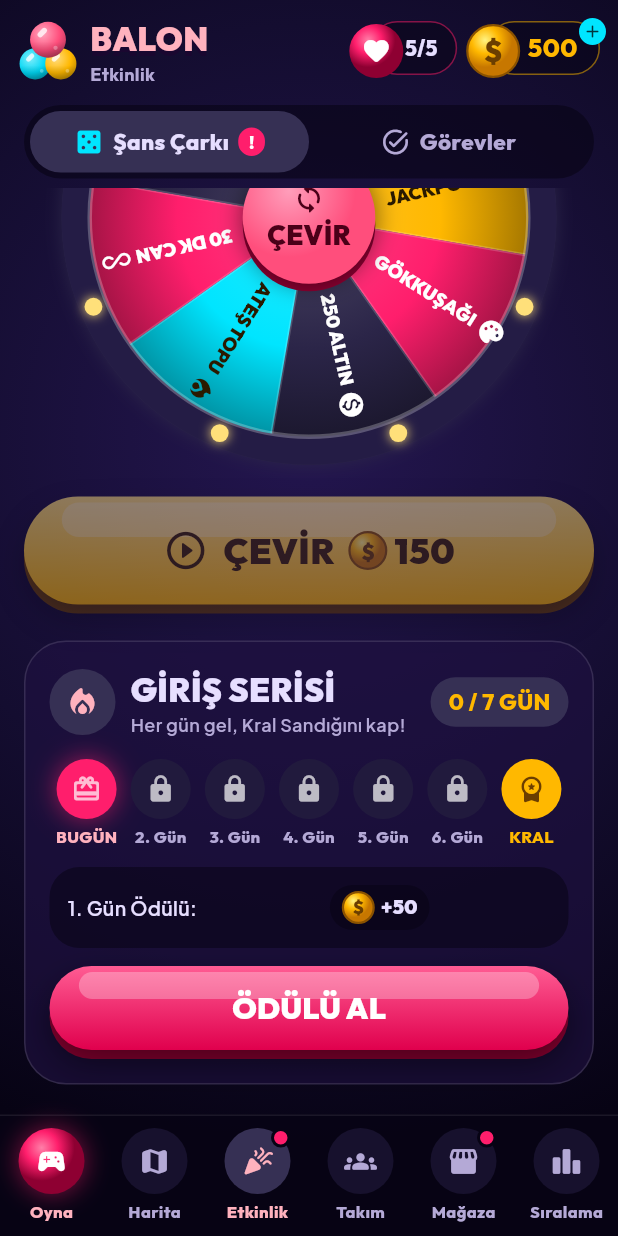
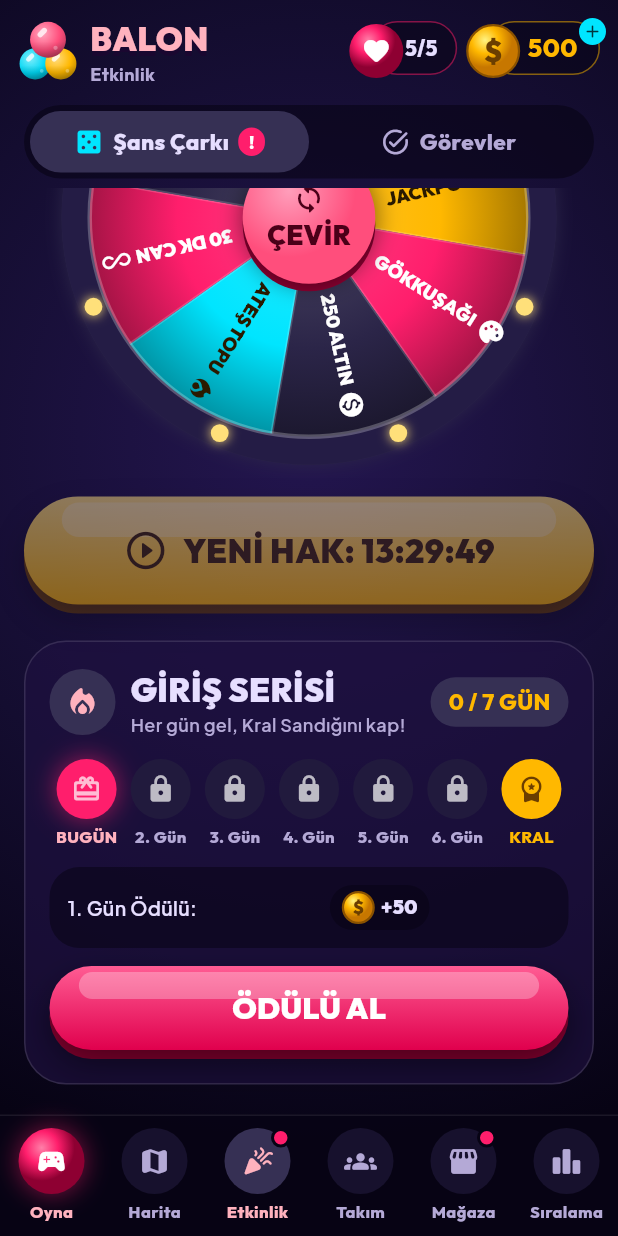
Before and after one commit to SuedaTekin/balon-patlat, a Flutter app: the screen it shows after launch, item 3 of the bottom bar chosen, scrolled down 273 dp, after a tap on "ÇEVİR", on a phone screen of 412 x 824 dp. Run offline on Flutter 3.47's test engine with Material 3 defaults, Android fonts, the phone set to English and light mode, and no system bars; our stand-ins replace audioplayers, google_fonts, google_mobile_ads, in_app_purchase, shared_preferences, supabase_flutter; accounts and stored records are empty; network calls fail.

Commit message:
1.3.0: 500 bölüm, haritada tüm bölümler, yeni ikon, çark günde 1 kez
- 500 bölüm / 50 bölge; 300 sonrası hamle ve taş zorluğu artmaya devam eder
- Harita tüm bölümleri gösterir, sadece ekrandakiler çizilir (performans)
- Yeni uygulama ikonu: atıcı, fırlayan balon, küme ve patlama sahnesi
- Şans çarkı günde yalnızca 1 kez; ücretli tekrar çevirme kaldırıldı, geri sayım eklendi

Co-Authored-By: Claude Opus 5.5 <noreply@anthropic.com>

```diff
--- a/lib/events_tab.dart
+++ b/lib/events_tab.dart
@@ -1,3 +1,4 @@
+import 'dart:async';
 import 'dart:math';
 
 import 'package:flutter/material.dart';
@@ -116,9 +117,9 @@ class _EventsTabState extends State<EventsTab>
 
   Future<void> _spin() async {
     if (_spinning) return;
-    final free = Progress.freeSpinAvailable;
-    if (!free && !Progress.spend(Progress.extraSpinPrice)) return;
-    if (free) Progress.useFreeSpin();
+    // Çark günde yalnızca 1 kez çevrilir.
+    if (!Progress.freeSpinAvailable) return;
+    Progress.useFreeSpin();
     HapticFeedback.mediumImpact();
     final i = pickSlice(_rnd);
     final seg = 2 * pi / spinSlices.length;
@@ -237,7 +238,6 @@ class _EventsTabState extends State<EventsTab>
 
   Widget _spinPage() {
     final free = Progress.freeSpinAvailable;
-    final canPay = Progress.coins >= Progress.extraSpinPrice;
     return ListView(
       padding: const EdgeInsets.fromLTRB(16, 4, 16, 20),
       children: [
@@ -275,7 +275,7 @@ class _EventsTabState extends State<EventsTab>
             child: Text(
               free
                   ? '● Günün İlk Çevirmesi ÜCRETSİZ!'
-                  : 'Ücretsiz hak yarın yenilenir',
+                  : 'Bugünkü hakkını kullandın, yarın tekrar gel!',
               style: outfit(14, color: free ? LP.gold : LP.muted),
             ),
           ),
@@ -300,7 +300,7 @@ class _EventsTabState extends State<EventsTab>
                           ),
                     ),
                     GestureDetector(
-                      onTap: (free || canPay) ? _spin : null,
+                      onTap: free ? _spin : null,
                       child: Container(
                         width: size * 0.26,
                         height: size * 0.26,
@@ -356,7 +356,7 @@ class _EventsTabState extends State<EventsTab>
         const SizedBox(height: 16),
         JuicyButton.gold(
           height: 72,
-          onTap: _spinning || !(free || canPay) ? null : _spin,
+          onTap: _spinning || !free ? null : _spin,
           child: FittedBox(
             fit: BoxFit.scaleDown,
             child: Row(
@@ -368,25 +368,17 @@ class _EventsTabState extends State<EventsTab>
                   size: 30,
                 ),
                 const SizedBox(width: 10),
-                Text(
-                  free ? 'ÜCRETSİZ ÇEVİR' : 'ÇEVİR  ',
-                  style: outfit(
-                    24,
-                    w: FontWeight.w900,
-                    color: const Color(0xFF3D2400),
-                  ),
-                ),
-                if (!free) ...[
-                  const CoinIcon(size: 26),
+                if (free)
                   Text(
-                    ' ${Progress.extraSpinPrice}',
+                    'ÜCRETSİZ ÇEVİR',
                     style: outfit(
                       24,
                       w: FontWeight.w900,
                       color: const Color(0xFF3D2400),
                     ),
-                  ),
-                ],
+                  )
+                else
+                  const SpinCountdown(),
               ],
             ),
           ),
@@ -986,3 +978,39 @@ class _PointerPainter extends CustomPainter {
   @override
   bool shouldRepaint(covariant CustomPainter oldDelegate) => false;
 }
+
+/// Çark kullanıldıysa gece yarısına kalan süre.
+class SpinCountdown extends StatefulWidget {
+  const SpinCountdown({super.key});
+
+  @override
+  State<SpinCountdown> createState() => _SpinCountdownState();
+}
+
+class _SpinCountdownState extends State<SpinCountdown> {
+  late final Timer _t;
+
+  @override
+  void initState() {
+    super.initState();
+    _t = Timer.periodic(const Duration(seconds: 1), (_) {
+      if (mounted) setState(() {});
+    });
+  }
+
+  @override
+  void dispose() {
+    _t.cancel();
+    super.dispose();
+  }
+
+  @override
+  Widget build(BuildContext context) {
+    final now = DateTime.now();
+    final left = DateTime(now.year, now.month, now.day + 1).difference(now);
+    return Text(
+      'YENİ HAK: ${fmtDuration(left)}',
+      style: outfit(22, w: FontWeight.w900, color: const Color(0xFF3D2400)),
+    );
+  }
+}
--- a/lib/game.dart
+++ b/lib/game.dart
@@ -35,7 +35,7 @@ const int stone = 99;
 bool isColor(int? v) => v != null && v != stone;
 
 /// Toplam bölüm sayısı.
-const int maxLevel = 300;
+const int maxLevel = 500;
 
 /// Bölüm türü: zor bölümler haritada kırmızı/mor işaretlenir ve
 /// daha çok altın verir.
@@ -65,13 +65,16 @@ class LevelConfig {
 
   LevelKind get kind => kindOf(level);
 
-  /// Hamle çarpanı: 1. seviyede cömert (1.10), 32'de 0.72, sonra yavaşça
-  /// 0.60'a iner. Bölge başları biraz rahat, zor bölümler daha sıkı.
+  /// Hamle çarpanı: 1. seviyede cömert (1.10), 32'de 0.72, 132'de 0.60,
+  /// 300'den sonra 500'e kadar 0.55'e iner. Bölge başları biraz rahat,
+  /// zor bölümler daha sıkı.
   double get movesScale {
     var s =
         level <= 32
             ? 1.10 - (level - 1) * 0.012
-            : max(0.60, 0.72 - (level - 32) * 0.0012);
+            : level <= 300
+            ? max(0.60, 0.72 - (level - 32) * 0.0012)
+            : max(0.55, 0.60 - (level - 300) * 0.00025);
     if (level > 10 && level % 10 == 1) s *= 1.08;
     s *= switch (kind) {
       LevelKind.hard => 0.96,
@@ -81,10 +84,12 @@ class LevelConfig {
     return s;
   }
 
-  /// Taş balon oranı (21. bölümden itibaren %3'ten %10'a, zor bölümde +%3).
+  /// Taş balon oranı: 21. bölümden itibaren %3'ten %10'a, 300'den sonra
+  /// %13'e kadar; zor bölümde +%3.
   double get stoneRatio {
     if (level < 21) return 0;
     var r = min(0.10, 0.03 + (level - 21) * 0.0005);
+    if (level > 300) r += min(0.03, (level - 300) * 0.00015);
     if (kind != LevelKind.normal) r += 0.03;
     return r;
   }
@@ -93,7 +98,7 @@ class LevelConfig {
   int get freeRows => level < 10 ? 5 : 4;
 
   /// Top hızı (ekran genişliği/saniye), seviyeyle hafifçe artar.
-  double get speedFactor => 3.4 + min(level, 80) * 0.012;
+  double get speedFactor => 3.4 + min(level, 150) * 0.010;
 
   /// Kazanınca ilk sefer verilen ek altın.
   int get bonusCoins => switch (kind) {
--- a/lib/map_screen.dart
+++ b/lib/map_screen.dart
@@ -65,6 +65,25 @@ const regionNames = [
   'Zümrüt Şelalesi',
   'Gölge Kalesi',
   'Galaksi Kapısı',
+  'Kum Saati Çölü',
+  'Gümüş Nehir',
+  'Mantar Köyü',
+  'Yakut Dağları',
+  'Sis Adaları',
+  'Kar Tanesi Ovası',
+  'Şimşek Tepesi',
+  'Kristal Okyanus',
+  'Yıldız Gözlemevi',
+  'Kayıp Şehir',
+  'Elmas Madeni',
+  'Uçan Adalar',
+  'Gece Yarısı Ormanı',
+  'Ateş Böceği Vadisi',
+  'Kutup Yıldızı',
+  'Gökyüzü Kalesi',
+  'Zaman Tüneli',
+  'Efsane Arenası',
+  'Sonsuzluk Kapısı',
   'Balon Tahtı',
 ];
 const levelsPerRegion = 10;
@@ -86,11 +105,16 @@ class _MapTabState extends State<MapTab> {
     initialScrollOffset: max(0, (Progress.unlocked - 1) * spacing - 220),
   );
 
-  /// Gösterilen düğüm sayısı: bulunulan bölgenin bir sonrakinin sonuna kadar.
-  int get shown => min(
-    maxLevel,
-    max(30, ((Progress.unlocked - 1) ~/ levelsPerRegion + 2) * levelsPerRegion),
-  );
+  /// Haritada tüm bölümler gösterilir; çizim sadece ekrandakilerle yapılır.
+  int get shown => maxLevel;
+
+  /// Kaydırma konumuna göre ekranda (ve biraz ötesinde) kalan bölüm aralığı.
+  (int, int) _window(double viewH) {
+    final off = _ctrl.hasClients ? _ctrl.offset : _ctrl.initialScrollOffset;
+    final lo = ((off - 400 - bottomPad) / spacing).floor() + 1;
+    final hi = ((off + viewH + 400 - bottomPad) / spacing).ceil() + 1;
+    return (max(1, lo), min(shown, hi));
+  }
 
   Future<void> _open(int level) async {
     await widget.onOpen(level);
@@ -121,34 +145,25 @@ class _MapTabState extends State<MapTab> {
                 child: SizedBox(
                   width: w,
                   height: h,
-                  child: Stack(
+                  child: AnimatedBuilder(
+                    animation: _ctrl,
+                    builder: (context, _) {
+                      final (lo, hi) = _window(c.maxHeight);
+                      return Stack(
                         children: [
                           CustomPaint(
                             size: Size(w, h),
-                        painter: _PathPainter(pts, current - 1),
+                            painter: _PathPainter(pts, current - 1, lo, hi),
                           ),
-                      for (
-                        var i = levelsPerRegion + 1;
-                        i <= shown;
-                        i += levelsPerRegion
-                      )
+                          for (var i = max(2, lo); i <= hi; i++)
+                            if (i % levelsPerRegion == 1)
                               _regionGate(i, pts[i - 2], pts[i - 1]),
-                      for (var i = 1; i <= shown; i++)
+                          for (var i = lo; i <= hi; i++)
                             ..._node(i, pts[i - 1], current),
-                      if (shown < maxLevel)
-                        Positioned(
-                          left: 0,
-                          right: 0,
-                          top: 18,
-                          child: Center(
-                            child: Text(
-                              'Daha fazlası için ilerle ▲',
-                              style: outfit(13, color: LP.muted),
-                            ),
-                          ),
-                        ),
                           ..._friendChips(pts, w),
                         ],
+                      );
+                    },
                   ),
                 ),
               );
@@ -464,13 +479,17 @@ class _MapTabState extends State<MapTab> {
 }
 
 class _PathPainter extends CustomPainter {
-  _PathPainter(this.pts, this.doneIndex);
+  _PathPainter(this.pts, this.doneIndex, this.lo, this.hi);
   final List<Offset> pts;
   final int doneIndex;
 
+  /// Çizilecek bölüm aralığı (1 tabanlı, ekrandakiler).
+  final int lo, hi;
+
   Path _path(int upTo) {
-    final path = Path()..moveTo(pts[0].dx, pts[0].dy);
-    for (var i = 1; i <= upTo && i < pts.length; i++) {
+    final start = max(0, lo - 2);
+    final path = Path()..moveTo(pts[start].dx, pts[start].dy);
+    for (var i = start + 1; i <= upTo && i < min(pts.length, hi + 1); i++) {
       final a = pts[i - 1], b = pts[i];
       final my = (a.dy + b.dy) / 2;
       path.cubicTo(a.dx, my, b.dx, my, b.dx, b.dy);
@@ -511,7 +530,10 @@ class _PathPainter extends CustomPainter {
 
   @override
   bool shouldRepaint(_PathPainter old) =>
-      old.doneIndex != doneIndex || old.pts.length != pts.length;
+      old.doneIndex != doneIndex ||
+      old.pts.length != pts.length ||
+      old.lo != lo ||
+      old.hi != hi;
 }
 
 class LogoPainter extends CustomPainter {
--- a/lib/settings.dart
+++ b/lib/settings.dart
@@ -9,7 +9,7 @@ import 'cloud/ui_common.dart';
 import 'theme.dart';
 import 'widgets.dart';
 
-const appVersion = '1.2.0';
+const appVersion = '1.3.0';
 
 Future<void> showSettings(BuildContext context) =>
     showDialog(context: context, builder: (_) => const _SettingsDialog());
--- a/pubspec.yaml
+++ b/pubspec.yaml
@@ -16,7 +16,7 @@ publish_to: 'none' # Remove this line if you wish to publish to pub.dev
 # https://developer.apple.com/library/archive/documentation/General/Reference/InfoPlistKeyReference/Articles/CoreFoundationKeys.html
 # In Windows, build-name is used as the major, minor, and patch parts
 # of the product and file versions while build-number is used as the build suffix.
-version: 1.2.0+3
+version: 1.3.0+4
 
 environment:
   sdk: ^3.7.0
```
Also changed, not shown: docs/icon_512.png (added), 17 other files. Lines whose indentation alone changed are shown as unchanged.
